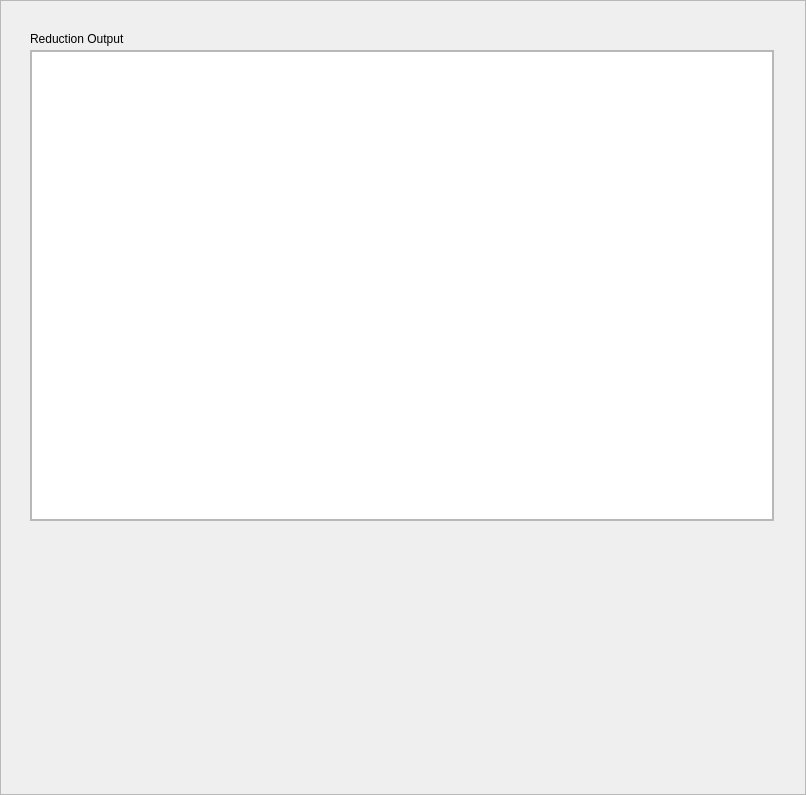
The window that Code/Mantid/PythonAPI/scripts/Interface/ui/hfir_output.ui (mantidproject/mantid) describes before a commit, drawn with Qt 5.
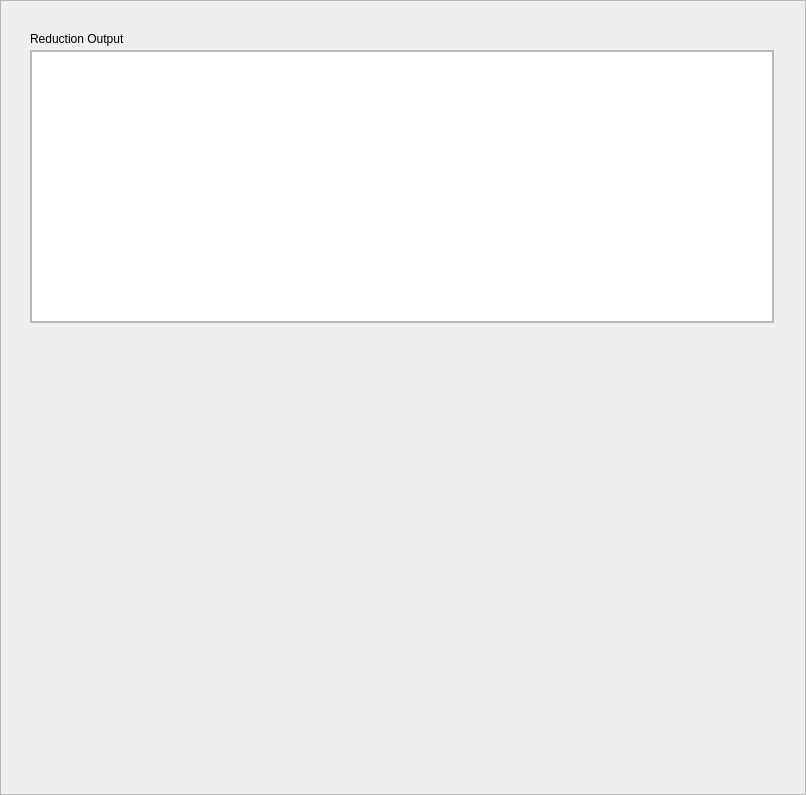
The same window after the commit.

Commit message: Added reduction output. Re #1650

```diff
--- a/Code/Mantid/PythonAPI/scripts/Interface/ui/hfir_output.ui
+++ b/Code/Mantid/PythonAPI/scripts/Interface/ui/hfir_output.ui
@@ -38,7 +38,7 @@
      <x>30</x>
      <y>50</y>
      <width>744</width>
-     <height>471</height>
+     <height>273</height>
     </rect>
    </property>
    <property name="widgetResizable">
@@ -50,7 +50,7 @@
       <x>0</x>
       <y>0</y>
       <width>742</width>
-      <height>469</height>
+      <height>271</height>
      </rect>
     </property>
     <widget class="QTextEdit" name="output_text_edit">
@@ -59,12 +59,36 @@
        <x>0</x>
        <y>0</y>
        <width>742</width>
-       <height>469</height>
+       <height>271</height>
       </rect>
      </property>
     </widget>
    </widget>
   </widget>
+  <widget class="QWidget" name="horizontalLayoutWidget">
+   <property name="geometry">
+    <rect>
+     <x>50</x>
+     <y>339</y>
+     <width>691</width>
+     <height>256</height>
+    </rect>
+   </property>
+   <layout class="QHBoxLayout" name="plot_area_layout">
+    <property name="sizeConstraint">
+     <enum>QLayout::SetDefaultConstraint</enum>
+    </property>
+    <property name="leftMargin">
+     <number>0</number>
+    </property>
+    <property name="topMargin">
+     <number>20</number>
+    </property>
+    <property name="bottomMargin">
+     <number>20</number>
+    </property>
+   </layout>
+  </widget>
  </widget>
  <resources/>
  <connections/>
```
The commit also changes 15 other files.
